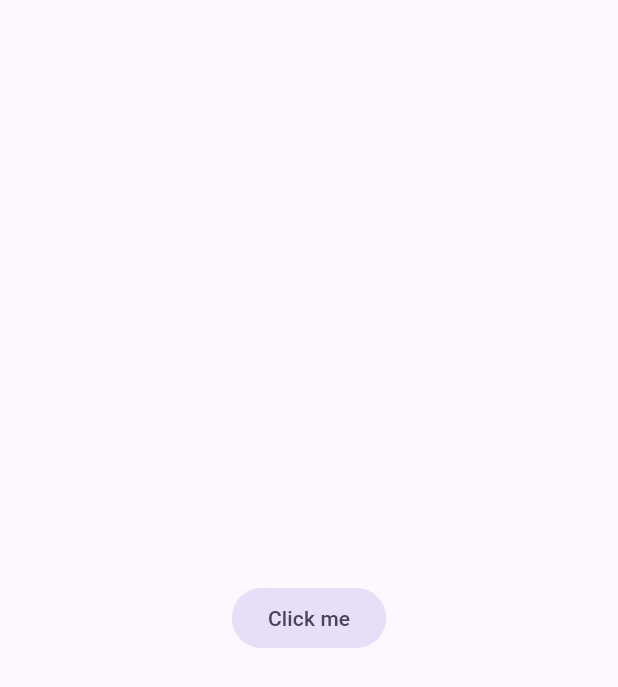
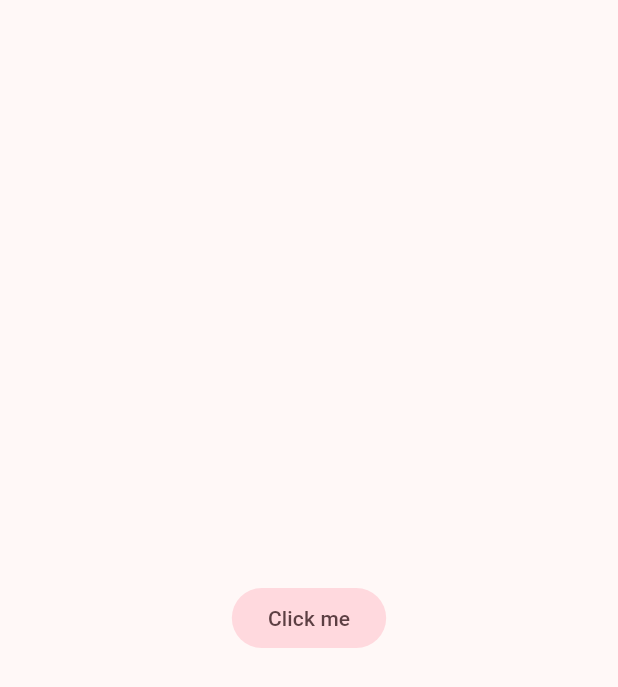
Before and after one commit to josenoguera-94/flutter_learning, a Flutter app: the screen it shows after launch, on a phone screen of 412 x 824 dp. Shown: the top 687 px of the screen. Run offline on Flutter 3.47's test engine with Material 3 defaults, Android fonts, the phone set to English and light mode, and no system bars.

Commit message:
cap 67: estilos

```diff
--- /dev/null
+++ b/yes_no_app/lib/config/theme.dart
@@ -0,0 +1,37 @@
+import 'package:flutter/material.dart';
+
+// Create a class to hold the theme
+
+const Color _customColor = Color(0xFF00FF00);
+// para colores hexadecimales se usa 0xFF seguido de los 6 dígitos del color
+// fromArgb(255, 0, 255, 0)
+// _variable para indicar que es privada
+const List<Color> _colorThemes = [
+  _customColor,
+  Colors.blue, // Colors.blue[300] es un tono más claro
+  Colors.teal,
+  Colors.purple,
+  Colors.red,
+  Colors.orange,
+  Colors.yellow,
+  Colors.pink,
+];
+
+class AppTheme {
+  final int selectedColor;
+
+  AppTheme({this.selectedColor = 0}):
+    assert(
+      selectedColor >= 0 && selectedColor < _colorThemes.length,
+      'Colors must be between 0 and ${_colorThemes.length - 1} inclusive.'
+    );
+
+  ThemeData theme() {
+    return ThemeData(
+      // ThemeData() sin parámetros es el tema por defecto de la app
+      useMaterial3: true,
+      colorSchemeSeed: _colorThemes[selectedColor],
+      brightness: Brightness.light, // Brightness.dark, light por defecto
+    );
+  }
+}
--- a/yes_no_app/lib/main.dart
+++ b/yes_no_app/lib/main.dart
@@ -1,4 +1,5 @@
 import 'package:flutter/material.dart';
+import 'package:yes_no_app/config/theme.dart';
 
 void main() {
   runApp(const MainApp());
@@ -12,15 +13,13 @@ class MainApp extends StatelessWidget {
     return MaterialApp(
       title: 'Yes no App',
       debugShowCheckedModeBanner: false,
+      theme: AppTheme(
+        selectedColor: 7,
+      ).theme(),
       home: Scaffold(
         body: Center(
-          child: FilledButton.tonal(
-            onPressed: () {
-
-            },
-             child: const Text('Click me')
-          )
-        ),
+            child: FilledButton.tonal(
+                onPressed: () {}, child: const Text('Click me'))),
       ),
     );
   }
```
Also changed, not shown: 1 other file.
